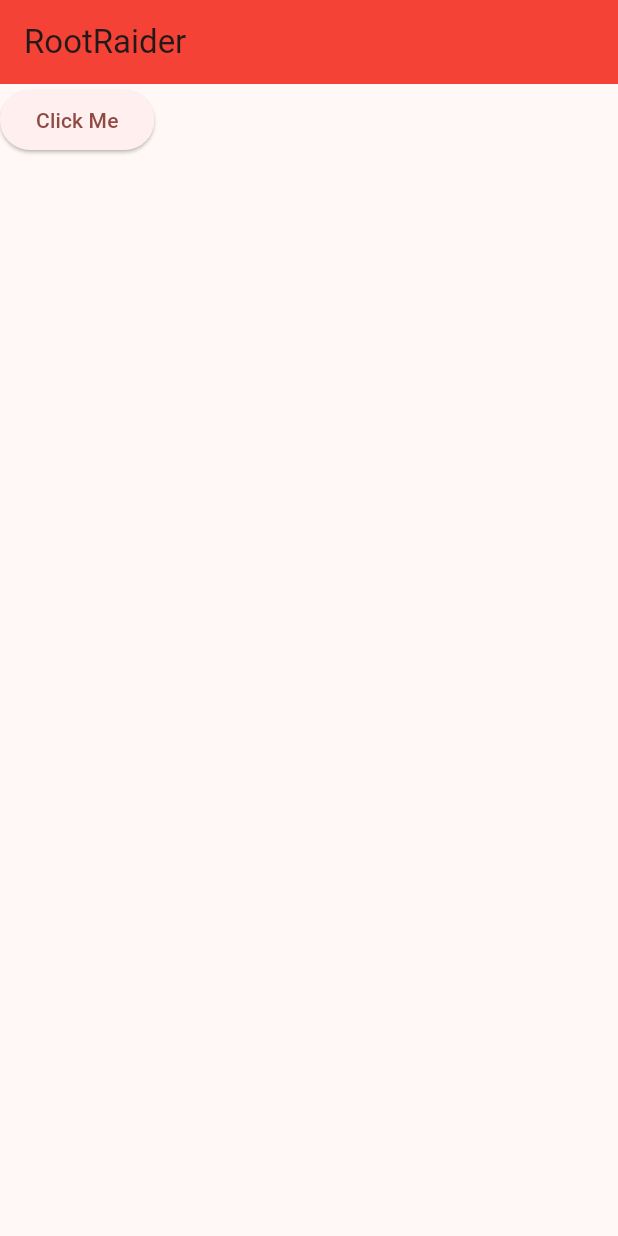
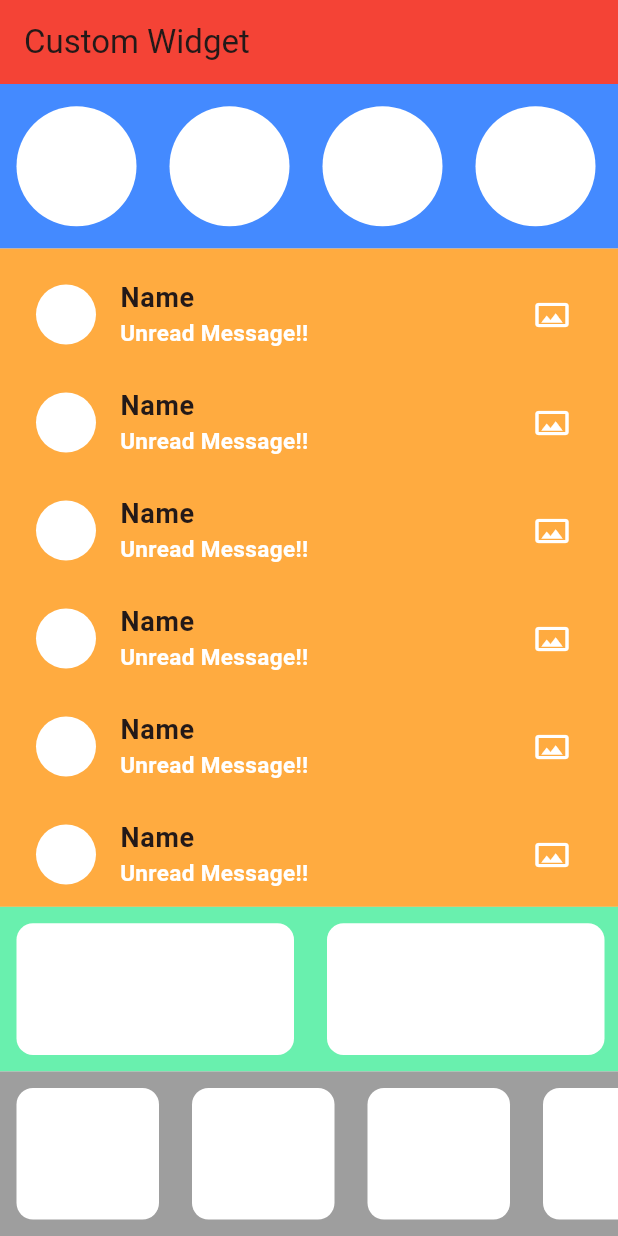
Before and after one commit to rshhridoy/flutter-playground, a Flutter app: the screen it shows after launch, on a phone screen of 412 x 824 dp. Run offline on Flutter 3.47's test engine with Material 3 defaults, Android fonts, the phone set to English and light mode, and no system bars.

Commit message:
Custom Widget

```diff
--- a/lib/main.dart
+++ b/lib/main.dart
@@ -38,9 +38,16 @@ class MyHomePage extends StatefulWidget {
 }
 
 class _MyHomePageState extends State<MyHomePage> {
-  execute() {
-    print('Hridoy');
-  }
+  var arrNames = [
+    'Hridoy',
+    'Moon',
+    'Sohan',
+    'Shakib',
+    'Niloy',
+    'Mugdho',
+    'Shadid',
+    'Abid'
+  ];
 
   var arrColor = [
     Colors.red,
@@ -57,12 +64,125 @@ class _MyHomePageState extends State<MyHomePage> {
     return Scaffold(
         appBar: AppBar(
           backgroundColor: Colors.red,
-          title: Text("RootRaider"),
+          title: Text("Custom Widget"),
         ),
-        body: ElevatedButton(
-            onPressed: () {
-              return execute();
-            },
-            child: Text("Click Me")));
+        body: Column(
+          children: [ActiveSec(), Message(), Photos(), Member()],
+        ));
   }
 }
+
+class ActiveSec extends StatelessWidget {
+  @override
+  Widget build(BuildContext context) {
+    return Expanded(
+      flex: 1,
+      child: Container(
+        height: 10,
+        color: Colors.blueAccent,
+        child: ListView.builder(
+          scrollDirection: Axis.horizontal,
+          itemBuilder: (context, index) => Padding(
+            padding: const EdgeInsets.all(11),
+            child: SizedBox(
+              width: 80,
+              child: CircleAvatar(
+                backgroundColor: Colors.white,
+              ),
+            ),
+          ),
+        ),
+      ),
+    );
+  }
+}
+
+class Message extends StatelessWidget {
+  @override
+  Widget build(BuildContext context) {
+    return Expanded(
+      flex: 4,
+      child: Container(
+          height: 200,
+          color: Colors.orangeAccent,
+          child: Padding(
+            padding: const EdgeInsets.all(8.0),
+            child: ListView.builder(
+              itemBuilder: (context, index) => ListTile(
+                leading: CircleAvatar(
+                  backgroundColor: Colors.white,
+                ),
+                title: Text(
+                  "Name",
+                  style: TextStyle(fontWeight: FontWeight.bold, fontSize: 18),
+                ),
+                subtitle: Text(
+                  "Unread Message!!",
+                  style: TextStyle(
+                      color: Colors.white,
+                      fontSize: 15,
+                      fontWeight: FontWeight.bold),
+                ),
+                trailing: Icon(
+                  Icons.panorama_outlined,
+                  color: Colors.white,
+                ),
+              ),
+            ),
+          )),
+    );
+  }
+}
+
+class Photos extends StatelessWidget {
+  @override
+  Widget build(BuildContext context) {
+    return Expanded(
+      flex: 1,
+      child: Container(
+          height: 200,
+          color: Colors.greenAccent,
+          child: ListView.builder(
+            scrollDirection: Axis.horizontal,
+            itemBuilder: (context, index) => Padding(
+              padding: const EdgeInsets.all(11),
+              child: SizedBox(
+                width: 185,
+                child: Container(
+                  decoration: BoxDecoration(
+                      color: Colors.white,
+                      borderRadius: BorderRadius.circular(11)),
+                ),
+              ),
+            ),
+          )),
+    );
+  }
+}
+
+class Member extends StatelessWidget {
+  @override
+  Widget build(BuildContext context) {
+    return Expanded(
+      flex: 1,
+      child: Container(
+        height: 200,
+        color: Colors.grey,
+        child: ListView.builder(
+          scrollDirection: Axis.horizontal,
+          itemBuilder: (context, index) => Padding(
+            padding: const EdgeInsets.all(11),
+            child: SizedBox(
+              width: 95,
+              child: Container(
+                decoration: BoxDecoration(
+                    color: Colors.white,
+                    borderRadius: BorderRadius.circular(11)),
+              ),
+            ),
+          ),
+        ),
+      ),
+    );
+  }
+}
```
